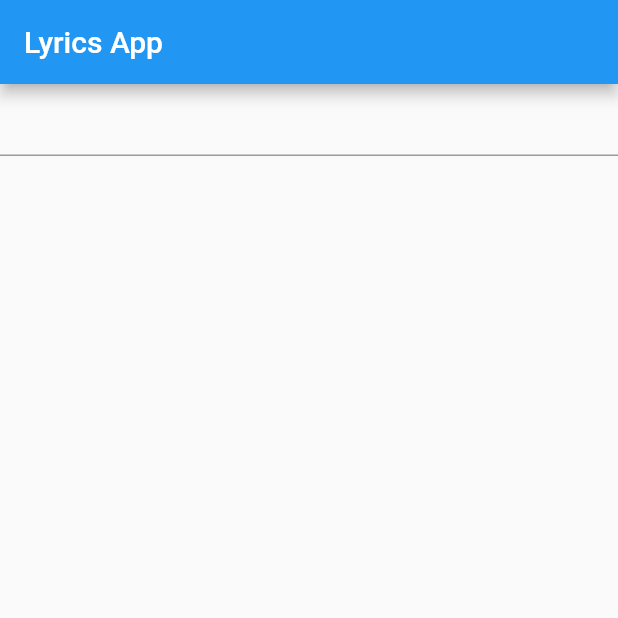
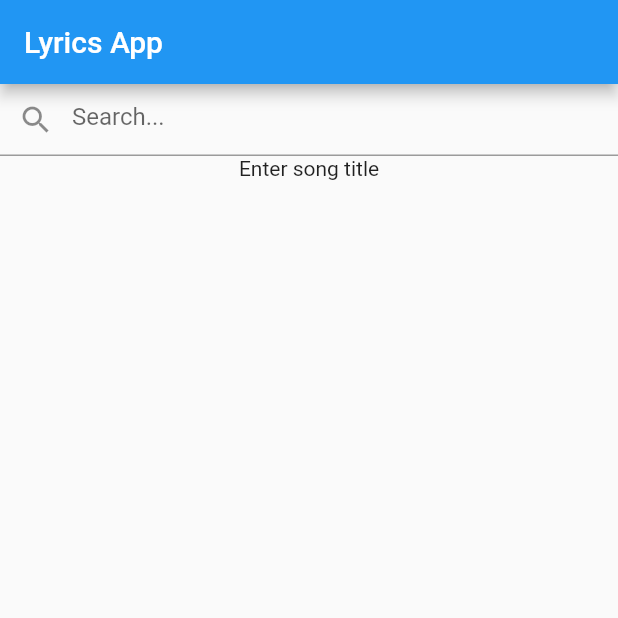
Before and after one commit to kackogut/flutter_bloc_lyrics, a Flutter app: the screen it shows after launch, on a phone screen of 412 x 824 dp, the top half of it. Run offline on Flutter 3.47's test engine with Material 2 defaults, Android fonts, the phone set to English and light mode, and no system bars; our stand-ins replace bloc, equatable, flutter_bloc, rxdart.

Commit message:
Add search list

```diff
--- a/lib/feature/song_search/bloc/songs_search_state.dart
+++ b/lib/feature/song_search/bloc/songs_search_state.dart
@@ -18,7 +18,7 @@ class SearchStateLoading extends SongsSearchState {
 }
 
 class SearchStateSuccess extends SongsSearchState {
-  final List<SongResultItem> songs;
+  final List<SongSearchResult> songs;
 
   SearchStateSuccess(this.songs) : super([songs]);
 
--- a/lib/feature/song_search/ui/search_bar.dart
+++ b/lib/feature/song_search/ui/search_bar.dart
@@ -27,6 +27,10 @@ class _SearchBarState extends State<SearchBar>{
       onChanged: (text) {
         _songSearchBloc.dispatch(TextChanged(query: text));
       },
+      decoration: InputDecoration(
+        prefixIcon: Icon(Icons.search),
+        hintText: "Search..."
+      ),
     );
   }
 
--- a/lib/feature/song_search/ui/search_screen.dart
+++ b/lib/feature/song_search/ui/search_screen.dart
@@ -1,11 +1,12 @@
 import 'package:flutter/material.dart';
 import 'package:flutter_bloc_lyrics/feature/song_search/ui/search_bar.dart';
+import 'package:flutter_bloc_lyrics/feature/song_search/ui/songs_search_list.dart';
 
 class SearchScreen extends StatelessWidget {
   @override
   Widget build(BuildContext context) {
     return Column(
-      children: <Widget>[SearchBar()],
+      children: <Widget>[SearchBar(), SongsSearchList()],
     );
   }
 
--- /dev/null
+++ b/lib/feature/song_search/ui/songs_search_list.dart
@@ -0,0 +1,76 @@
+import 'package:flutter/material.dart';
+import 'package:flutter_bloc/flutter_bloc.dart';
+import 'package:flutter_bloc_lyrics/feature/song_search/bloc/songs_search_bloc.dart';
+import 'package:flutter_bloc_lyrics/feature/song_search/bloc/songs_search_state.dart';
+import 'package:flutter_bloc_lyrics/model/song_result.dart';
+import 'package:url_launcher/url_launcher.dart';
+
+class SongsSearchList extends StatelessWidget {
+  @override
+  Widget build(BuildContext context) {
+    return BlocBuilder<SongsSearchBloc, SongsSearchState>(
+      bloc: BlocProvider.of<SongsSearchBloc>(context),
+      builder: (BuildContext context, SongsSearchState state) {
+        if (state is SearchStateEmpty) {
+          return Text('Enter song title');
+        }
+        if (state is SearchStateError) {
+          return Text(state.error);
+        }
+        if(state is SearchStateSuccess){
+          return state.props.isEmpty
+              ? Text("No items")
+              : Expanded(child: _SongsSearchResults(songsList: state.songs,),);
+        }
+        else {
+          return CircularProgressIndicator();
+        }
+      },
+    );
+  }
+}
+
+class _SongsSearchResults extends StatelessWidget {
+  final List<SongSearchResult> songsList;
+
+
+  const _SongsSearchResults({Key key, @required this.songsList}) : super(key: key);
+
+  @override
+  Widget build(BuildContext context) {
+    return ListView.builder(
+        itemCount: songsList.length,
+        itemBuilder: (BuildContext context, int index){
+          return _SongSearchResultItem(song: songsList[index].songResultItem,);
+        });
+  }
+
+}
+
+class _SongSearchResultItem extends StatelessWidget {
+  final SongResultItem song;
+
+  const _SongSearchResultItem({Key key, this.song}) : super(key: key);
+
+  @override
+  Widget build(BuildContext context) {
+    return
+    Padding(
+      padding: EdgeInsets.symmetric(vertical: 8.0),
+      child:
+    ListTile(
+      leading:Image.network(song.thumbnailURL,) ,
+      title: Text(song.title),
+      onTap: () async {
+        if(await canLaunch(song.lyricsURL)){
+          await launch(song.lyricsURL);
+        }
+      },
+    ));
+
+  }
+
+
+
+
+}
--- a/lib/model/search_result.dart
+++ b/lib/model/search_result.dart
@@ -11,14 +11,14 @@ class SearchResult {
 }
 
 class SearchItems {
-  final List<SongResultItem> songs;
+  final List<SongSearchResult> songs;
 
   const SearchItems({this.songs});
 
   static SearchItems fromJson(Map<String, dynamic> json) {
     final items = (json['hits'] as List<dynamic>)
         .map((dynamic item) =>
-          SongResultItem.fromJson(item as Map<String, dynamic>))
+        SongSearchResult.fromJson(item as Map<String, dynamic>))
         .toList();
     return SearchItems(songs: items);
   }
--- a/lib/model/song_result.dart
+++ b/lib/model/song_result.dart
@@ -1,3 +1,15 @@
+class SongSearchResult {
+    final SongResultItem songResultItem;
+
+    const SongSearchResult({this.songResultItem});
+
+    static SongSearchResult fromJson(dynamic json) {
+      return SongSearchResult(
+          songResultItem: SongResultItem.fromJson(json['result']));
+    }
+
+}
+
 class SongResultItem {
   final String title;
   final String lyricsURL;
--- a/lib/repository/lyrics_client.dart
+++ b/lib/repository/lyrics_client.dart
@@ -19,7 +19,7 @@ class LyricsClient {
   Future<SearchResult> searchSongs(String query) async {
     final response = await httpClient.get(
         Uri.parse("$baseUrl$query"),
-        headers: {HttpHeaders.authorizationHeader: GENIUS_KEY},
+        headers: {HttpHeaders.authorizationHeader: "Bearer $GENIUS_KEY"},
     );
     final results = json.decode(response.body);
 
```
